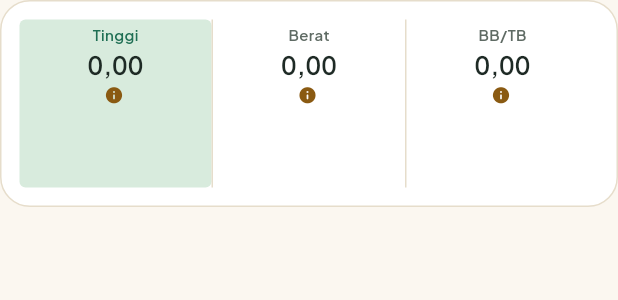
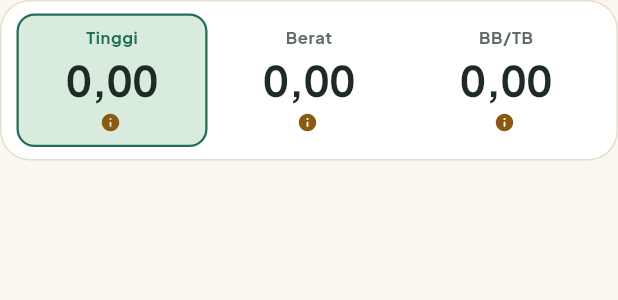
Before and after one commit to andrest1101/cek-gizi, a Flutter app: the ZScoreSummaryStrip widget shown alone on an empty page, opened directly with empty values, on a phone screen of 412 x 824 dp. Shown: the top 300 px of the screen. Run offline on Flutter 3.47's test engine with Material 3 defaults, Android fonts, the phone set to English and light mode, and no system bars; our stand-ins replace audioplayers, camera, fl_chart, flutter_image_compress, flutter_local_notifications, flutter_riverpod and 6 more; accounts and stored records are empty; network calls fail.

Commit message:
feat(growth): seragamkan dan pusatkan ubin z-score

```diff
--- a/lib/features/growth/presentation/widgets/zscore_summary_strip.dart
+++ b/lib/features/growth/presentation/widgets/zscore_summary_strip.dart
@@ -1,6 +1,7 @@
 import 'package:flutter/material.dart';
 
 import 'package:cekgizi/core/constants/app_strings.dart';
+import 'package:cekgizi/core/theme/app_radius.dart';
 import 'package:cekgizi/core/theme/app_spacing.dart';
 import 'package:cekgizi/core/theme/app_surfaces.dart';
 import 'package:cekgizi/core/theme/app_text_styles.dart';
@@ -11,8 +12,9 @@ import 'package:cekgizi/features/growth/presentation/widgets/status_copy.dart';
 
 /// Ringkasan tiga z-score pengukuran terakhir, sekaligus pemilih indeks grafik.
 ///
-/// Menggantikan `SegmentControl` terpisah di kartu grafik: satu baris dengan
-/// tiga ubin yang punya label, angka, dan status (ikon + teks + warna).
+/// Tiga ubin sama tinggi, terpusat vertikal: label → angka z (dominan) →
+/// status ikon+teks. Terpilih diberi latar `primaryContainer` + hairline
+/// `primary`; tidak terpilih transparan. Tidak ada divider kaku.
 class ZScoreSummaryStrip extends StatelessWidget {
   const ZScoreSummaryStrip({
     super.key,
@@ -27,28 +29,20 @@ class ZScoreSummaryStrip extends StatelessWidget {
 
   @override
   Widget build(BuildContext context) {
-    final colors = AppTheme.colorsOf(context);
     return Container(
       decoration: AppSurfaces.card(context),
-      padding: const EdgeInsets.all(AppSpacing.md),
-      // ListView memberi constraint tinggi tak-terbatas: `stretch` di sini
-      // akan memaksa tinggi infinity. Beri tinggi eksplisit agar aman.
-      child: SizedBox(
-        height: 112,
+      padding: const EdgeInsets.all(AppSpacing.sm),
+      // ListView memberi constraint tinggi tak-terbatas; `stretch` di dalam
+      // Row butuh tinggi terukur → `IntrinsicHeight` menghitung tinggi
+      // mengikuti ubin tertinggi (bukan stretch infinity).
+      child: IntrinsicHeight(
         child: Row(
           crossAxisAlignment: CrossAxisAlignment.stretch,
           children: [
-            for (final index in AnthropometryIndex.values) ...[
-              if (index != AnthropometryIndex.haz)
-                SizedBox(
-                  width: 1,
-                  child: VerticalDivider(
-                    width: 1,
-                    thickness: 1,
-                    color: colors.outline,
-                  ),
-                ),
+            for (final index in AnthropometryIndex.values)
               Expanded(
+                child: Padding(
+                  padding: const EdgeInsets.symmetric(horizontal: 2),
                   child: _ZTile(
                     index: index,
                     measurement: latest,
@@ -56,7 +50,7 @@ class ZScoreSummaryStrip extends StatelessWidget {
                     onTap: () => onChanged(index),
                   ),
                 ),
-            ],
+              ),
           ],
         ),
       ),
@@ -114,21 +108,25 @@ class _ZTile extends StatelessWidget {
       excludeSemantics: true,
       child: Material(
         color: Colors.transparent,
-        borderRadius: BorderRadius.circular(AppSpacing.xs),
+        borderRadius: BorderRadius.circular(AppRadius.control),
         child: InkWell(
           onTap: onTap,
-          borderRadius: BorderRadius.circular(AppSpacing.xs),
-          child: Container(
+          borderRadius: BorderRadius.circular(AppRadius.control),
+          child: ConstrainedBox(
+            constraints: const BoxConstraints(minHeight: 84),            child: Container(
               padding: const EdgeInsets.symmetric(
                 horizontal: AppSpacing.xs,
-              vertical: AppSpacing.xs,
+                vertical: AppSpacing.sm,
               ),
               decoration: BoxDecoration(
                 color: selected ? colors.primaryContainer : Colors.transparent,
-              borderRadius: BorderRadius.circular(AppSpacing.xs),
+                borderRadius: BorderRadius.circular(AppRadius.control),
+                border: selected
+                    ? Border.all(color: colors.primary, width: 1.5)
+                    : null,
               ),
               child: Column(
-              crossAxisAlignment: CrossAxisAlignment.center,
+                mainAxisAlignment: MainAxisAlignment.center,
                 children: [
                   Text(
                     label,
@@ -136,24 +134,25 @@ class _ZTile extends StatelessWidget {
                     overflow: TextOverflow.ellipsis,
                     style: AppTextStyles.label.copyWith(
                       color: selected ? colors.primary : colors.textSecondary,
-                    fontSize: 10,
-                    fontWeight: FontWeight.w600,
+                      fontSize: 11,
+                      letterSpacing: 0.4,
+                      fontWeight: FontWeight.w700,
                     ),
                   ),
-                const SizedBox(height: 2),
+                  const SizedBox(height: AppSpacing.xs),
                   Text(
                     GrowthStatusCopy.formatZ(z),
-                  style: AppTextStyles.titleMedium.copyWith(
+                    style: AppTextStyles.heroNumber.copyWith(
                       color: colors.textPrimary,
                       fontFeatures: const [FontFeature.tabularFigures()],
                     ),
                   ),
-                const SizedBox(height: 2),
+                  const SizedBox(height: AppSpacing.xs),
                   Row(
                     mainAxisSize: MainAxisSize.min,
                     children: [
-                    Icon(icon, size: 13, color: iconColor),
-                    const SizedBox(width: 2),
+                      Icon(icon, size: 14, color: iconColor),
+                      const SizedBox(width: AppSpacing.xs - 2),
                       Flexible(
                         child: Text(
                           status,
@@ -161,8 +160,9 @@ class _ZTile extends StatelessWidget {
                           overflow: TextOverflow.ellipsis,
                           style: AppTextStyles.label.copyWith(
                             color: iconColor,
-                          fontSize: 9,
+                            fontSize: 11,
                             height: 1.2,
+                            fontWeight: FontWeight.w600,
                           ),
                         ),
                       ),
@@ -173,6 +173,7 @@ class _ZTile extends StatelessWidget {
             ),
           ),
         ),
+      ),
     );
   }
 }
```
Also changed, not shown: 1 other file. Lines whose indentation alone changed are shown as unchanged.
